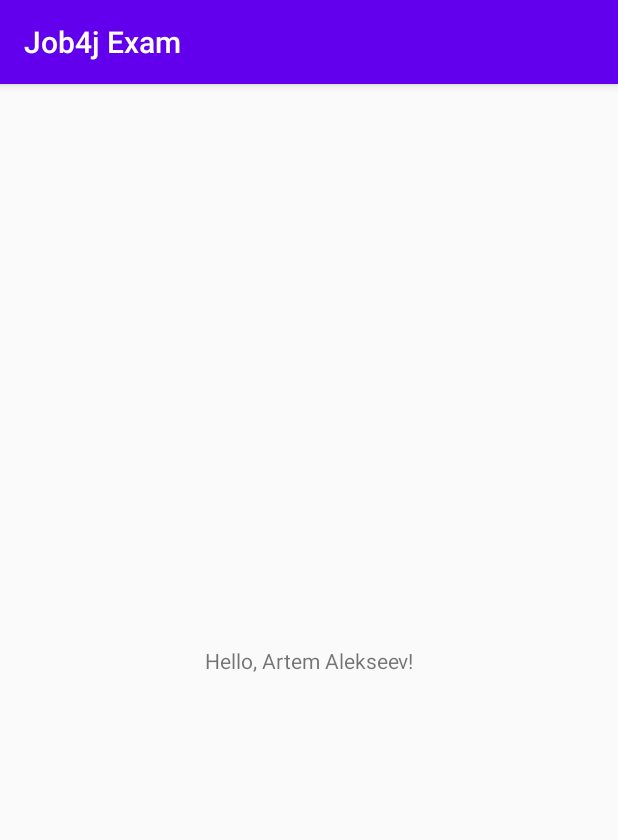
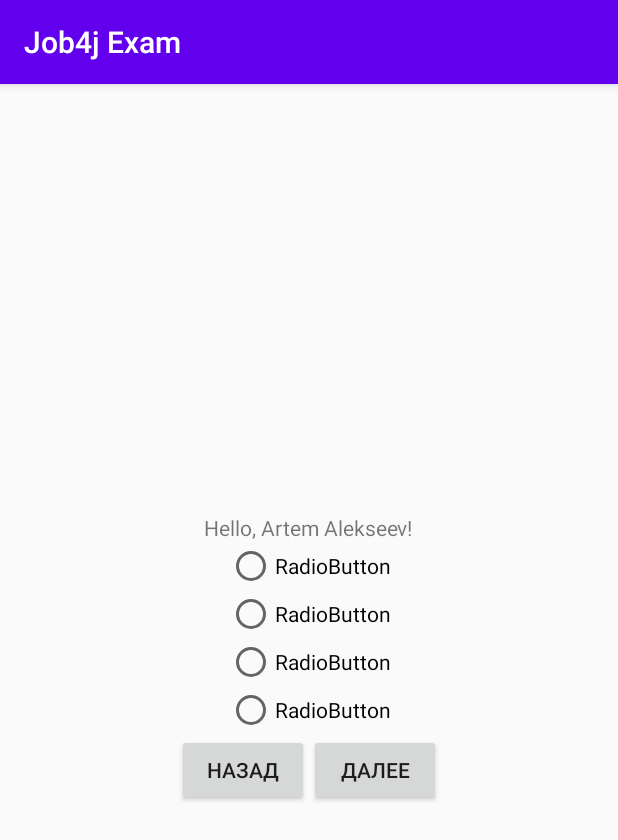
Before and after one commit to AlekseevArtem/Job4jExam, an Android app: the screen it shows after launch (MainActivity), on a phone screen of 412 x 824 dp. Shown: the top 840 px of the screen. Run offline under Robolectric (Android 15) with nearby library versions, the phone set to English and light mode, and no system bars.

Commit message:
5. Менеджер слоев. [#294940]

```diff
--- a/app/src/main/res/layout/activity_main.xml
+++ b/app/src/main/res/layout/activity_main.xml
@@ -1,18 +1,64 @@
 <?xml version="1.0" encoding="utf-8"?>
-<androidx.constraintlayout.widget.ConstraintLayout xmlns:android="http://schemas.android.com/apk/res/android"
-    xmlns:app="http://schemas.android.com/apk/res-auto"
+<LinearLayout xmlns:android="http://schemas.android.com/apk/res/android"
     xmlns:tools="http://schemas.android.com/tools"
     android:layout_width="match_parent"
     android:layout_height="match_parent"
-    tools:context=".MainActivity">
+    android:gravity="center"
+    android:orientation="vertical">
 
     <TextView
         android:layout_width="wrap_content"
         android:layout_height="wrap_content"
-        android:text="@string/hello_artem_alekseev"
-        app:layout_constraintBottom_toBottomOf="parent"
-        app:layout_constraintLeft_toLeftOf="parent"
-        app:layout_constraintRight_toRightOf="parent"
-        app:layout_constraintTop_toTopOf="parent" />
+        android:text="Hello, Artem Alekseev!" />
 
-</androidx.constraintlayout.widget.ConstraintLayout>
+    <RadioGroup
+        android:layout_width="wrap_content"
+        android:layout_height="wrap_content"
+        android:orientation="vertical">
+
+        <RadioButton
+            android:id="@+id/radioButton"
+            android:layout_width="wrap_content"
+            android:layout_height="wrap_content"
+            android:text="RadioButton"/>
+
+        <RadioButton
+            android:id="@+id/radioButton2"
+            android:layout_width="wrap_content"
+            android:layout_height="wrap_content"
+            android:text="RadioButton"/>
+
+        <RadioButton
+            android:id="@+id/radioButton3"
+            android:layout_width="wrap_content"
+            android:layout_height="wrap_content"
+            android:text="RadioButton"/>
+
+        <RadioButton
+            android:id="@+id/radioButton4"
+            android:layout_width="wrap_content"
+            android:layout_height="wrap_content"
+            android:text="RadioButton"/>
+    </RadioGroup>
+
+    <LinearLayout
+        android:layout_width="wrap_content"
+        android:layout_height="wrap_content"
+        android:orientation="horizontal">
+
+        <Button
+            android:id="@+id/button2"
+            android:layout_width="wrap_content"
+            android:layout_height="wrap_content"
+            android:layout_weight="1"
+            android:text="Назад" />
+
+        <Button
+            android:id="@+id/button3"
+            android:layout_width="wrap_content"
+            android:layout_height="wrap_content"
+            android:layout_weight="1"
+            android:text="Далее" />
+    </LinearLayout>
+
+</LinearLayout>
--- a/app/src/main/res/values/styles.xml
+++ b/app/src/main/res/values/styles.xml
@@ -1,7 +1,7 @@
 <resources>
 
     <!-- Base application theme. -->
-    <style name="AppTheme" parent="Theme.AppCompat.Light.DarkActionBar">
+    <style name="AppTheme" parent="Base.Theme.AppCompat.Light.DarkActionBar">
         <!-- Customize your theme here. -->
         <item name="colorPrimary">@color/colorPrimary</item>
         <item name="colorPrimaryDark">@color/colorPrimaryDark</item>
```
